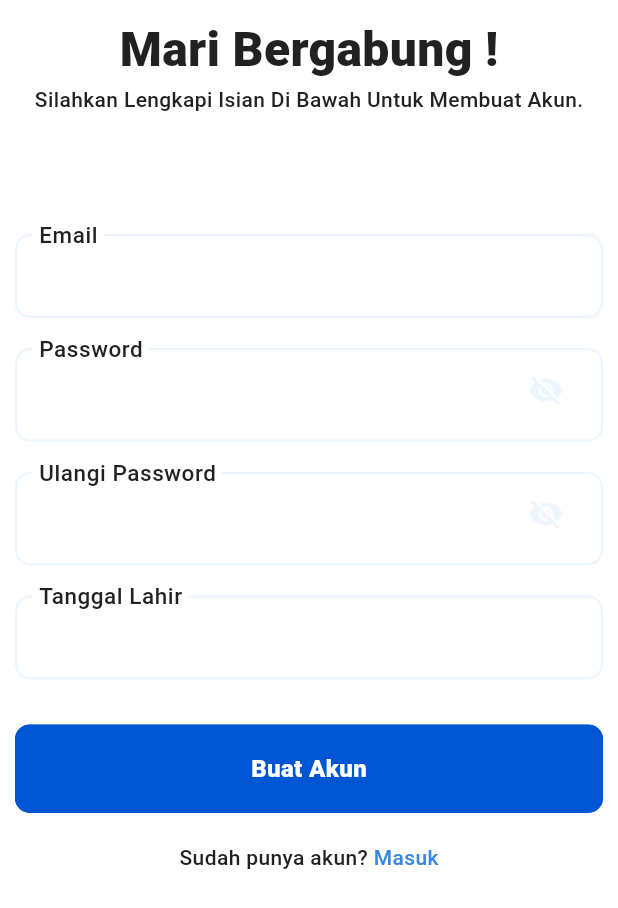
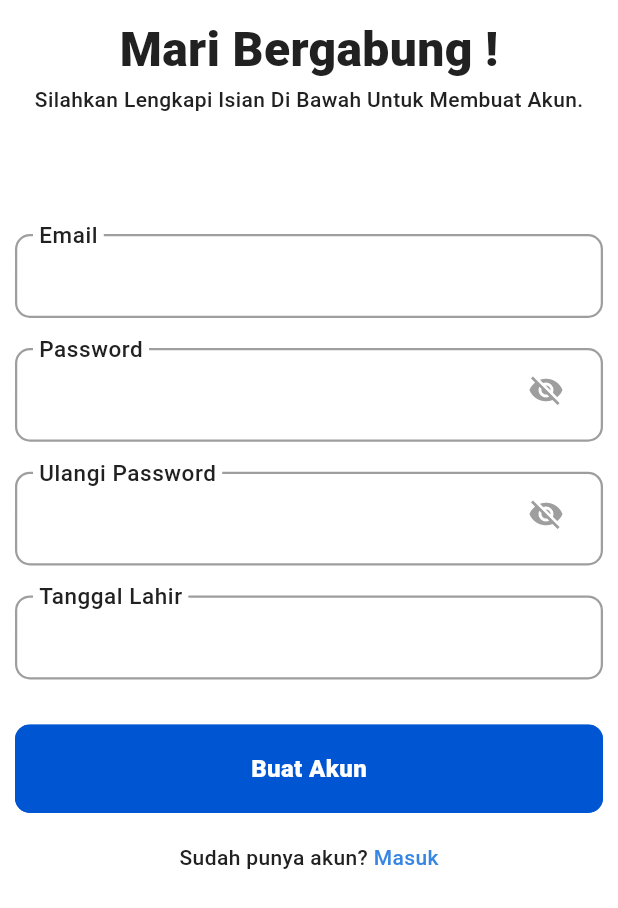
Before and after one commit to MirzaMlna/experiment, a Flutter app: the RegistrationView screen opened by its route, on a phone screen of 412 x 824 dp. Shown: the top 908 px of the screen. Run offline on Flutter 3.47's test engine with Material 3 defaults, Android fonts, the phone set to English and light mode, and no system bars; our stand-ins replace get_it; Roboto replaces fonts that are missing (Manrope).

Commit message:
💄 Change secondary to disabled on app_text_field

```diff
--- a/lib/widgets/app_text_field.dart
+++ b/lib/widgets/app_text_field.dart
@@ -69,18 +69,18 @@ class _AppTextFieldState extends State<AppTextField> {
                 labelText: widget.labelText,
                 hintText: widget.hintText,
                 labelStyle: widget.labelStyle ??
-                    const TextStyle(color: AppColors.secondary),
+                    const TextStyle(color: AppColors.disabled),
                 hintStyle: widget.hintStyle,
                 enabledBorder: widget.border ??
                     OutlineInputBorder(
                         borderSide: const BorderSide(
-                            color: AppColors.secondary, width: 1.5),
+                            color: AppColors.disabled, width: 1.5),
                         borderRadius:
                             widget.borderRadius ?? BorderRadius.circular(10)),
                 disabledBorder: widget.border ??
                     OutlineInputBorder(
                         borderSide: const BorderSide(
-                            color: AppColors.secondary, width: 1.5),
+                            color: AppColors.disabled, width: 1.5),
                         borderRadius:
                             widget.borderRadius ?? BorderRadius.circular(10)),
                 focusedBorder: OutlineInputBorder(
@@ -101,18 +101,18 @@ class _AppTextFieldState extends State<AppTextField> {
                 labelText: widget.labelText,
                 hintText: widget.hintText,
                 labelStyle: widget.labelStyle ??
-                    const TextStyle(color: AppColors.secondary),
+                    const TextStyle(color: AppColors.disabled),
                 hintStyle: widget.hintStyle,
                 enabledBorder: widget.border ??
                     OutlineInputBorder(
                         borderSide: const BorderSide(
-                            color: AppColors.secondary, width: 1.5),
+                            color: AppColors.disabled, width: 1.5),
                         borderRadius:
                             widget.borderRadius ?? BorderRadius.circular(10)),
                 disabledBorder: widget.border ??
                     OutlineInputBorder(
                         borderSide: const BorderSide(
-                            color: AppColors.secondary, width: 1.5),
+                            color: AppColors.disabled, width: 1.5),
                         borderRadius:
                             widget.borderRadius ?? BorderRadius.circular(10)),
                 focusedBorder: OutlineInputBorder(
@@ -133,7 +133,7 @@ class _AppTextFieldState extends State<AppTextField> {
                     ),
                     child: Icon(
                       _isVisible ? Icons.visibility_off : Icons.visibility,
-                      color: AppColors.secondary,
+                      color: AppColors.disabled,
                     ),
                   ),
                 )),
```
